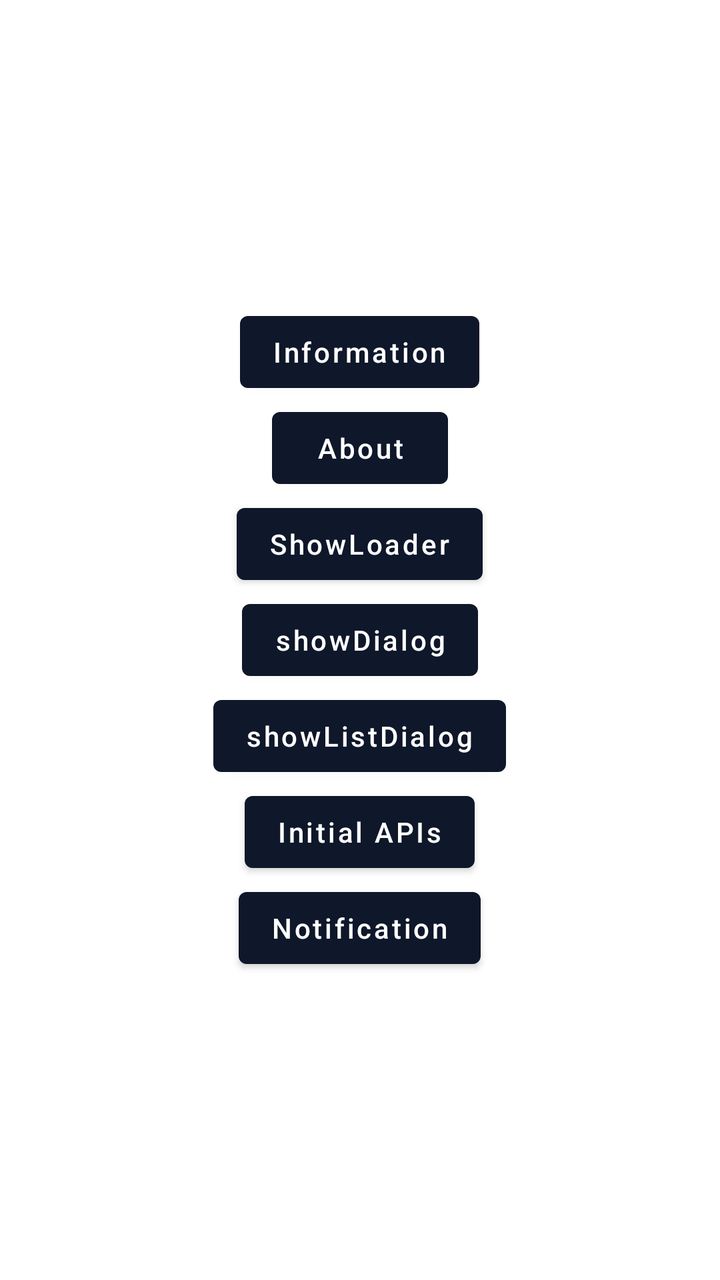
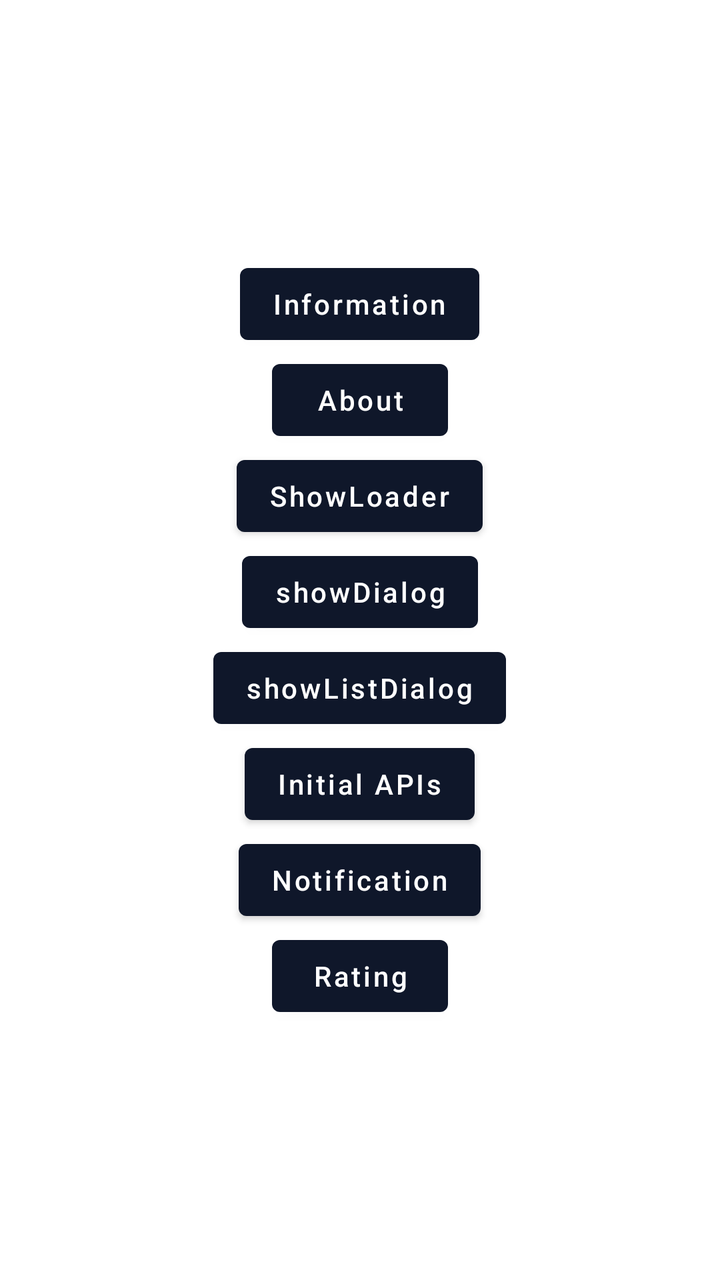

Two renders of the same Android screen: before a commit and after it. Below are the layout's source before the change and the commit's diff.
<!-- AndroidManifest.xml: application theme AppTheme -->
<!-- res/layout/activity_home.xml -->
<?xml version="1.0" encoding="utf-8"?>
<layout xmlns:android="http://schemas.android.com/apk/res/android"
    xmlns:app="http://schemas.android.com/apk/res-auto"
    xmlns:tools="http://schemas.android.com/tools">

    <data>

    </data>

    <androidx.constraintlayout.widget.ConstraintLayout
        android:layout_width="match_parent"
        android:layout_height="match_parent">

        <LinearLayout
            android:layout_width="match_parent"
            android:layout_height="wrap_content"
            android:gravity="center"
            android:orientation="vertical"
            app:layout_constraintBottom_toBottomOf="parent"
            app:layout_constraintEnd_toEndOf="parent"
            app:layout_constraintStart_toStartOf="parent"
            app:layout_constraintTop_toTopOf="parent">


            <Button
                android:id="@+id/informationButton"
                android:textAllCaps="false"
                android:layout_width="wrap_content"
                android:layout_height="wrap_content"
                android:text="Information" />

            <Button
                android:id="@+id/aboutButton"
                android:textAllCaps="false"
                android:layout_width="wrap_content"
                android:layout_height="wrap_content"
                android:text="About" />

            <Button
                android:id="@+id/showLoader"
                android:layout_width="wrap_content"
                android:textAllCaps="false"
                android:layout_height="wrap_content"
                android:text="ShowLoader" />

            <Button
                android:id="@+id/showDialog"
                android:textAllCaps="false"
                android:layout_width="wrap_content"
                android:layout_height="wrap_content"
                android:text="showDialog" />

            <Button
                android:id="@+id/showListDialog"
                android:layout_width="wrap_content"
                android:textAllCaps="false"
                android:layout_height="wrap_content"
                android:text="showListDialog" />

            <Button
                android:id="@+id/initialApisButton"
                android:layout_width="wrap_content"
                android:layout_height="wrap_content"
                android:textAllCaps="false"
                android:text="Initial APIs" />

            <Button
                android:textAllCaps="false"
                android:id="@+id/notificationButton"
                android:layout_width="wrap_content"
                android:layout_height="wrap_content"
                android:text="Notification" />




        </LinearLayout>
    </androidx.constraintlayout.widget.ConstraintLayout>
</layout>
<!-- resources referenced by this layout -->
<resources>
  <style name="AppTheme" parent="Theme.MaterialComponents.DayNight.NoActionBar">
          <item name="colorPrimary">@color/colorPrimary</item>
          <item name="colorPrimaryDark">@color/colorSecondary</item>
          <item name="android:textColor">@color/colorPrimaryText</item>
          <item name="android:textColorSecondary">@color/colorSecondaryText</item>
          <item name="android:textColorPrimary">@color/colorPrimaryText</item>
          <item name="android:colorAccent">@color/colorAccent</item>
          <item name="actionOverflowButtonStyle">@style/CustomOverflowButtonStyle</item>
          <item name="android:windowLightStatusBar" tools:targetApi="m">false</item>
          <item name="textAppearanceLabelLarge">@style/TextAppearance.Material3.LabelLarge</item>
          <item name="android:windowEnableSplitTouch">false</item>
          <item name="android:windowDrawsSystemBarBackgrounds">false</item>
      </style>
  <color name="colorPrimary">#0F172A</color>
  <color name="colorSecondary">#1E293B</color>
  <color name="colorPrimaryText">#0F172A</color>
  <color name="colorSecondaryText">#64748B</color>
  <color name="colorAccent">#1E293B</color>
  <style name="CustomOverflowButtonStyle" parent="Widget.AppCompat.ActionButton.Overflow">
          <item name="android:tint">@color/colorAccent</item>
      </style>
</resources>

<!-- the commit's change to res/layout/activity_home.xml (unified diff, before → after) -->
@@ -71,6 +71,13 @@
                 android:layout_height="wrap_content"
                 android:text="Notification" />
 
+            <Button
+                android:textAllCaps="false"
+                android:id="@+id/ratingButton"
+                android:layout_width="wrap_content"
+                android:layout_height="wrap_content"
+                android:text="Rating" />
+
 
 
 
